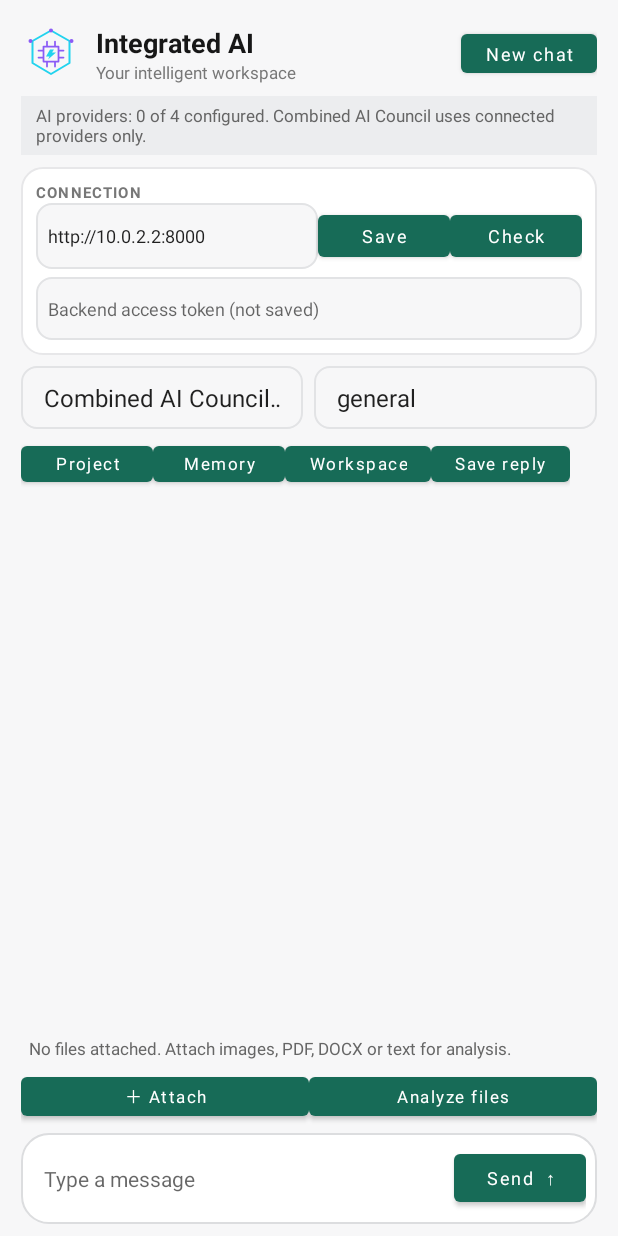
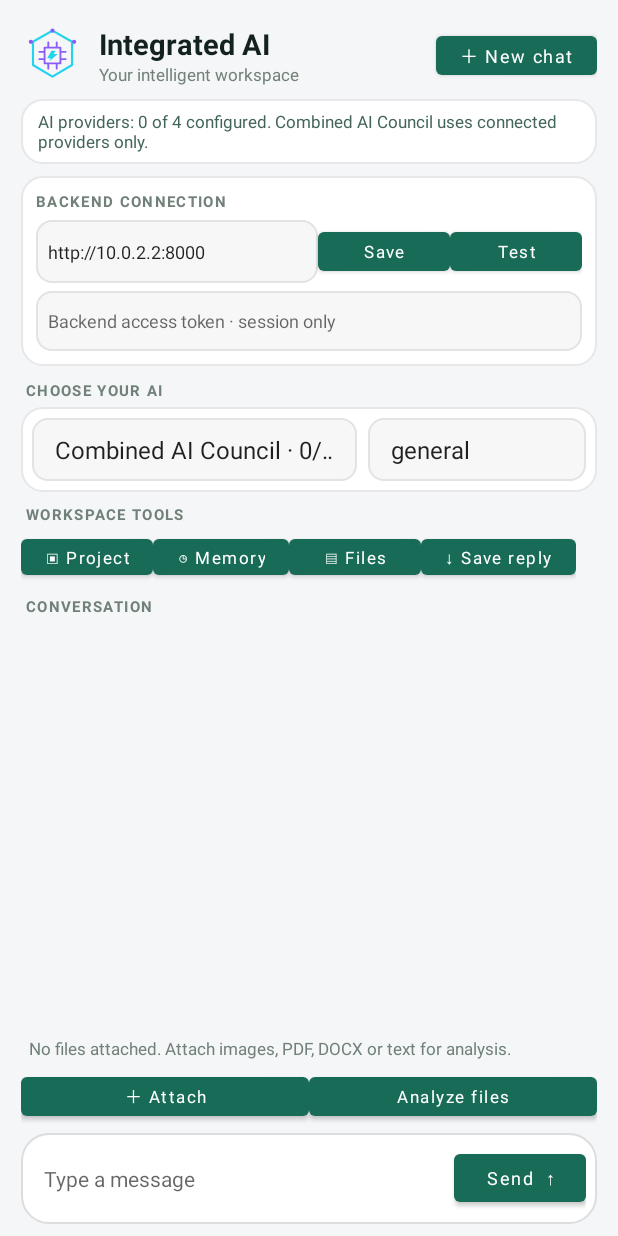
Before and after one commit to deadgeeks-94/integrated--ai, an Android app: the screen it shows after launch (MainActivity), on a phone screen of 412 x 824 dp. Run offline under Robolectric (Android 15) with nearby library versions, the phone set to English and light mode, and no system bars.

Commit message:
Redesign app as a premium light AI workspace

```diff
--- a/android-app/app/src/main/res/layout/activity_main.xml
+++ b/android-app/app/src/main/res/layout/activity_main.xml
@@ -3,20 +3,20 @@
     android:layout_width="match_parent"
     android:layout_height="match_parent"
     android:orientation="vertical"
-    android:background="#F7F7F8"
+    android:background="#F4F6F8"
     android:paddingStart="14dp"
     android:paddingEnd="14dp"
     android:paddingTop="8dp">
 
     <LinearLayout
         android:layout_width="match_parent"
-        android:layout_height="56dp"
+        android:layout_height="58dp"
         android:gravity="center_vertical"
         android:orientation="horizontal">
 
         <ImageView
-            android:layout_width="40dp"
-            android:layout_height="40dp"
+            android:layout_width="42dp"
+            android:layout_height="42dp"
             android:contentDescription="Integrated AI logo"
             android:src="@drawable/ic_integrated_ai"
             android:padding="2dp" />
@@ -32,15 +32,15 @@
                 android:layout_width="wrap_content"
                 android:layout_height="wrap_content"
                 android:text="Integrated AI"
-                android:textColor="#171717"
-                android:textSize="18sp"
+                android:textColor="#14221F"
+                android:textSize="19sp"
                 android:textStyle="bold" />
 
             <TextView
                 android:layout_width="wrap_content"
                 android:layout_height="wrap_content"
                 android:text="Your intelligent workspace"
-                android:textColor="#777777"
+                android:textColor="#718078"
                 android:textSize="11sp" />
         </LinearLayout>
 
@@ -49,7 +49,7 @@
             android:layout_width="wrap_content"
             android:layout_height="38dp"
             android:minHeight="0dp"
-            android:text="New chat"
+            android:text="＋ New chat"
             android:textAllCaps="false"
             android:textSize="12sp" />
     </LinearLayout>
@@ -59,15 +59,15 @@
         android:layout_width="match_parent"
         android:layout_height="wrap_content"
         android:text="@string/status_scaffold"
-        android:textColor="#656565"
+        android:textColor="#42645A"
         android:textSize="11sp"
         android:maxLines="2"
         android:ellipsize="end"
-        android:paddingStart="10dp"
-        android:paddingEnd="10dp"
-        android:paddingTop="5dp"
-        android:paddingBottom="5dp"
-        android:background="#ECEDEF" />
+        android:paddingStart="11dp"
+        android:paddingEnd="11dp"
+        android:paddingTop="7dp"
+        android:paddingBottom="7dp"
+        android:background="@drawable/panel_background" />
 
     <LinearLayout
         android:layout_width="match_parent"
@@ -80,11 +80,12 @@
         <TextView
             android:layout_width="match_parent"
             android:layout_height="wrap_content"
-            android:text="CONNECTION"
-            android:textColor="#777777"
+            android:text="BACKEND CONNECTION"
+            android:textColor="#718078"
             android:textStyle="bold"
             android:textSize="10sp"
-            android:letterSpacing="0.08" />
+            android:letterSpacing="0.09"
+            android:paddingBottom="5dp" />
 
         <LinearLayout
             android:layout_width="match_parent"
@@ -95,7 +96,7 @@
             <EditText
                 android:id="@+id/backendUrlInput"
                 android:layout_width="0dp"
-                android:layout_height="44dp"
+                android:layout_height="42dp"
                 android:layout_weight="1"
                 android:hint="@string/backend_url_hint"
                 android:singleLine="true"
@@ -107,28 +108,28 @@
             <Button
                 android:id="@+id/saveUrlButton"
                 android:layout_width="wrap_content"
-                android:layout_height="40dp"
+                android:layout_height="38dp"
                 android:minHeight="0dp"
                 android:text="Save"
                 android:textAllCaps="false"
-                android:textSize="12sp" />
+                android:textSize="11sp" />
 
             <Button
                 android:id="@+id/checkButton"
                 android:layout_width="wrap_content"
-                android:layout_height="40dp"
+                android:layout_height="38dp"
                 android:minHeight="0dp"
-                android:text="Check"
+                android:text="Test"
                 android:textAllCaps="false"
-                android:textSize="12sp" />
+                android:textSize="11sp" />
         </LinearLayout>
 
         <EditText
             android:id="@+id/accessTokenInput"
             android:layout_width="match_parent"
-            android:layout_height="42dp"
+            android:layout_height="40dp"
             android:layout_marginTop="5dp"
-            android:hint="Backend access token (not saved)"
+            android:hint="Backend access token · session only"
             android:inputType="textPassword"
             android:autofillHints=""
             android:singleLine="true"
@@ -137,18 +138,31 @@
             android:background="@drawable/input_background" />
     </LinearLayout>
 
+    <TextView
+        android:layout_width="match_parent"
+        android:layout_height="wrap_content"
+        android:text="CHOOSE YOUR AI"
+        android:textColor="#718078"
+        android:textStyle="bold"
+        android:textSize="10sp"
+        android:letterSpacing="0.09"
+        android:paddingStart="3dp"
+        android:paddingTop="9dp"
+        android:paddingBottom="4dp" />
+
     <LinearLayout
         android:layout_width="match_parent"
         android:layout_height="wrap_content"
         android:orientation="horizontal"
         android:gravity="center_vertical"
-        android:layout_marginTop="7dp">
+        android:padding="7dp"
+        android:background="@drawable/panel_background">
 
         <Spinner
             android:id="@+id/providerSpinner"
             android:layout_width="0dp"
             android:layout_height="42dp"
-            android:layout_weight="1"
+            android:layout_weight="1.2"
             android:background="@drawable/input_background"
             android:paddingStart="7dp" />
 
@@ -156,17 +170,28 @@
             android:id="@+id/agentSpinner"
             android:layout_width="0dp"
             android:layout_height="42dp"
-            android:layout_weight="1"
+            android:layout_weight="0.8"
             android:layout_marginStart="7dp"
             android:background="@drawable/input_background"
             android:paddingStart="7dp" />
     </LinearLayout>
 
+    <TextView
+        android:layout_width="match_parent"
+        android:layout_height="wrap_content"
+        android:text="WORKSPACE TOOLS"
+        android:textColor="#718078"
+        android:textStyle="bold"
+        android:textSize="10sp"
+        android:letterSpacing="0.09"
+        android:paddingStart="3dp"
+        android:paddingTop="8dp"
+        android:paddingBottom="3dp" />
+
     <HorizontalScrollView
         android:layout_width="match_parent"
         android:layout_height="wrap_content"
-        android:scrollbars="none"
-        android:layout_marginTop="5dp">
+        android:scrollbars="none">
 
         <LinearLayout
             android:layout_width="wrap_content"
@@ -178,7 +203,7 @@
                 android:layout_width="wrap_content"
                 android:layout_height="36dp"
                 android:minHeight="0dp"
-                android:text="Project"
+                android:text="▣ Project"
                 android:textAllCaps="false"
                 android:textSize="11sp" />
 
@@ -187,7 +212,7 @@
                 android:layout_width="wrap_content"
                 android:layout_height="36dp"
                 android:minHeight="0dp"
-                android:text="Memory"
+                android:text="◷ Memory"
                 android:textAllCaps="false"
                 android:textSize="11sp" />
 
@@ -196,7 +221,7 @@
                 android:layout_width="wrap_content"
                 android:layout_height="36dp"
                 android:minHeight="0dp"
-                android:text="Workspace"
+                android:text="▤ Files"
                 android:textAllCaps="false"
                 android:textSize="11sp" />
 
@@ -205,11 +230,23 @@
                 android:layout_width="wrap_content"
                 android:layout_height="36dp"
                 android:minHeight="0dp"
-                android:text="Save reply"
+                android:text="↓ Save reply"
                 android:textAllCaps="false"
                 android:textSize="11sp" />
         </LinearLayout>
     </HorizontalScrollView>
+
+    <TextView
+        android:layout_width="match_parent"
+        android:layout_height="wrap_content"
+        android:text="CONVERSATION"
+        android:textColor="#718078"
+        android:textStyle="bold"
+        android:textSize="10sp"
+        android:letterSpacing="0.09"
+        android:paddingStart="3dp"
+        android:paddingTop="8dp"
+        android:paddingBottom="2dp" />
 
     <androidx.recyclerview.widget.RecyclerView
         android:id="@+id/chatRecycler"
@@ -217,15 +254,15 @@
         android:layout_height="0dp"
         android:layout_weight="1"
         android:clipToPadding="false"
-        android:paddingTop="10dp"
-        android:paddingBottom="10dp" />
+        android:paddingTop="7dp"
+        android:paddingBottom="7dp" />
 
     <TextView
         android:id="@+id/attachedText"
         android:layout_width="match_parent"
         android:layout_height="wrap_content"
         android:text="@string/no_attachments"
-        android:textColor="#666666"
+        android:textColor="#718078"
         android:textSize="11sp"
         android:maxLines="2"
         android:ellipsize="end"
```
